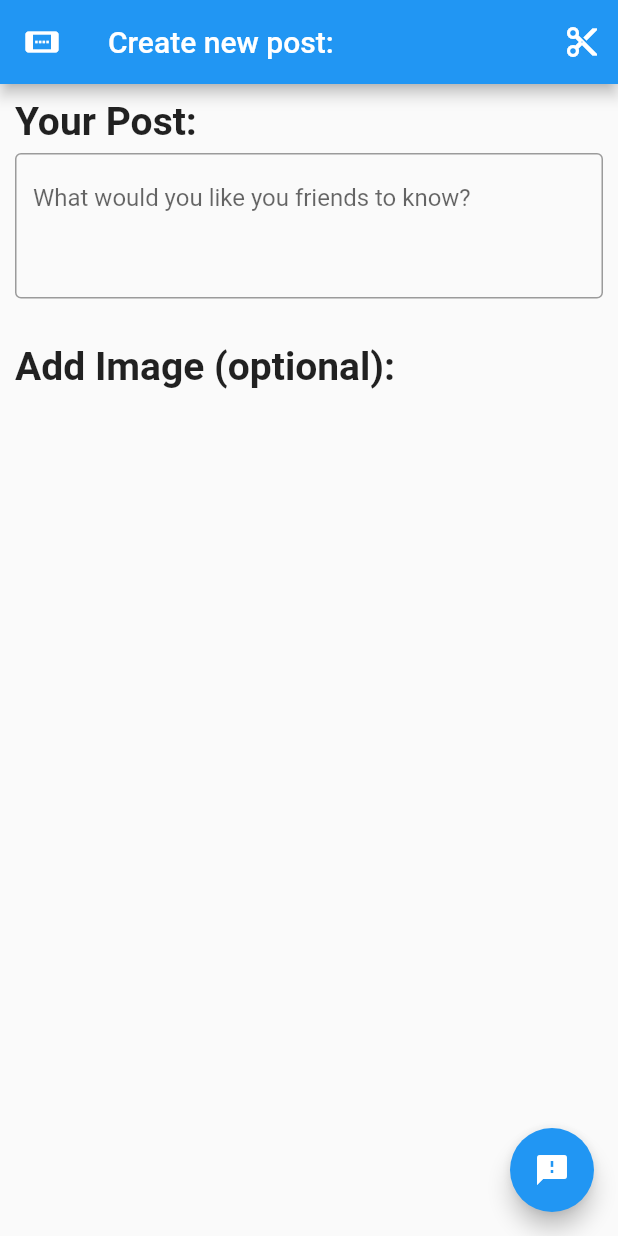
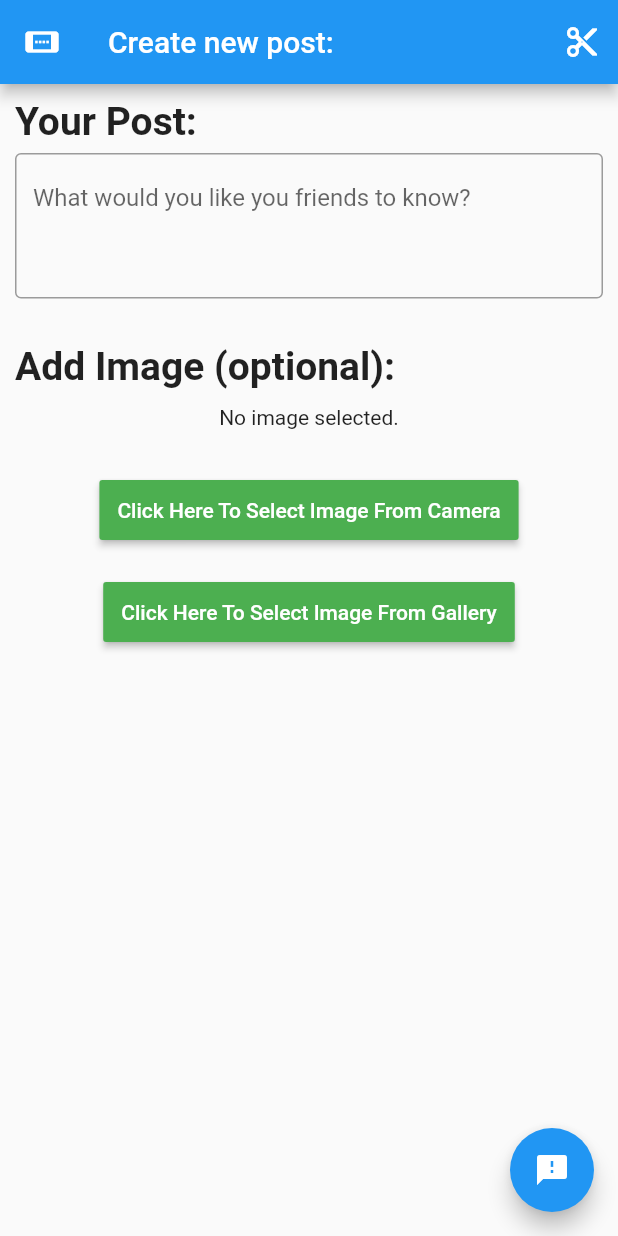
Before and after one commit to aklingam7/chatter-app, a Flutter app: the screen it shows after launch, after a tap on the "cast connected" icon, on a phone screen of 412 x 824 dp. Run offline on Flutter 3.47's test engine with Material 2 defaults, Android fonts, the phone set to English and light mode, and no system bars; our stand-ins replace image_cropper, image_picker; statements that could not run were skipped.

Commit message:
Added Image Uploading

```diff
--- a/lib/routes/new_post.dart
+++ b/lib/routes/new_post.dart
@@ -3,6 +3,7 @@ import 'package:flutter/material.dart';
 import 'dart:core';
 
 import '../main.dart';
+import '../widgets/uploader.dart';
 
 class NewPost extends StatelessWidget {
   static const IconData arrow_back_icon =
@@ -114,6 +115,14 @@ class NewPost extends StatelessWidget {
                 ),
               ),
             ),
+            Container(
+                padding: EdgeInsets.only(
+                  left: 10,
+                  right: 10,
+                  top: 10,
+                  bottom: 1,
+                ),
+                child: PictureSelector()),
           ],
         ), //I'm here filling this with new post stuff
       ),
--- /dev/null
+++ b/lib/widgets/uploader.dart
@@ -0,0 +1,68 @@
+import 'dart:io';
+
+import 'package:flutter/material.dart';
+
+import 'package:image_picker/image_picker.dart';
+import 'package:image_cropper/image_cropper.dart';
+
+class PictureSelector extends StatelessWidget {
+  @override
+  Widget build(BuildContext context) {
+    return Center(child: MyImagePicker());
+  }
+}
+
+class MyImagePicker extends StatefulWidget {
+  @override
+  MyImagePickerState createState() => MyImagePickerState();
+}
+
+class MyImagePickerState extends State {
+  File imageURI;
+
+  Future getImageFromCamera() async {
+    var image = await ImagePicker.pickImage(source: ImageSource.camera);
+
+    setState(() {
+      imageURI = image;
+    });
+  }
+
+  Future getImageFromGallery() async {
+    var image = await ImagePicker.pickImage(source: ImageSource.gallery);
+
+    setState(() {
+      imageURI = image;
+    });
+  }
+
+  Widget build(BuildContext context) {
+    return Center(
+        child: Column(
+            mainAxisAlignment: MainAxisAlignment.center,
+            children: <Widget>[
+          imageURI == null
+              ? Text('No image selected.')
+              : Image.file(imageURI,
+                  width: 300, height: 200, fit: BoxFit.cover),
+          Container(
+              margin: EdgeInsets.only(left: 0, top: 30, right: 0, bottom: 20),
+              child: RaisedButton(
+                onPressed: () => getImageFromCamera(),
+                child: Text('Click Here To Select Image From Camera'),
+                textColor: Colors.white,
+                color: Colors.green,
+                padding: EdgeInsets.all(12),
+              )),
+          Container(
+              margin: EdgeInsets.all(0),
+              child: RaisedButton(
+                onPressed: () => getImageFromGallery(),
+                child: Text('Click Here To Select Image From Gallery'),
+                textColor: Colors.white,
+                color: Colors.green,
+                padding: EdgeInsets.all(12),
+              ))
+        ]));
+  }
+}
--- a/pubspec.yaml
+++ b/pubspec.yaml
@@ -28,6 +28,8 @@ dependencies:
   # The following adds the Cupertino Icons font to your application.
   # Use with the CupertinoIcons class for iOS style icons.
   cupertino_icons: ^0.1.3
+  image_cropper: ^1.1.2
+  image_picker: ^0.6.1+10
 
 dev_dependencies:
   flutter_test:
```
Also changed, not shown: pubspec.lock, 3 other files.
